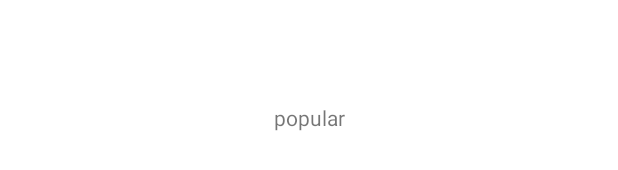
After one commit to TurKurT656/Filmasyon, an Android app: the layout popular_tv_show_fragment.xml on its own in the app's theme, with its tools: preview values and no code run, on a phone screen of 412 x 824 dp. The commit adds this screen. Shown: the part 501-671 px from the top of the screen. Run offline under Robolectric (Android 15) with nearby library versions, the phone set to English and light mode, and no system bars.

Commit message:
created tvshow feature and added navigation to popular list page

```diff
--- a/app/build.gradle
+++ b/app/build.gradle
@@ -54,5 +54,6 @@ dependencies {
     implementation project(CommonModules.core)
 
     implementation project(FeatureModules.splash)
+    implementation project(FeatureModules.tvShow)
 
 }
--- a/app/src/main/java/com/turkurt656/filmasyon/KoinModules.kt
+++ b/app/src/main/java/com/turkurt656/filmasyon/KoinModules.kt
@@ -6,6 +6,7 @@ import com.turkurt656.data.local.di.dataStoreModule
 import com.turkurt656.data.remote.di.apiModule
 import com.turkurt656.data.remote.di.networkModule
 import com.turkurt656.feature.splash.di.splashFeatureModule
+import com.turkurt656.feature.tvshow.di.tVShowFeatureModule
 import com.turkurt656.library.core.di.GlobalQualifiers.IS_DEBUG
 import com.turkurt656.library.imageloader.di.imageLoaderModule
 import org.koin.dsl.module
@@ -25,4 +26,5 @@ val koinModules = listOf(
     repositoryModule,
     useCaseModule,
     splashFeatureModule,
+    tVShowFeatureModule,
 )
--- a/buildSrc/src/main/java/com/turkurt656/buildsrc/modules/FeatureModules.kt
+++ b/buildSrc/src/main/java/com/turkurt656/buildsrc/modules/FeatureModules.kt
@@ -6,9 +6,11 @@ object FeatureModules {
         const val feature = "feature"
 
         const val splash = "splash"
+        const val tvShow = "tvshow"
 
     }
 
     val splash = module(Paths.feature, Paths.splash)
+    val tvShow = module(Paths.feature, Paths.tvShow)
 
 }
--- /dev/null
+++ b/feature/tvshow/build.gradle
@@ -0,0 +1,3 @@
+import com.turkurt656.buildsrc.gradles.CommonGradles
+
+apply from: "$rootDir$CommonGradles.feature"
--- /dev/null
+++ b/feature/tvshow/src/main/AndroidManifest.xml
@@ -0,0 +1,4 @@
+<?xml version="1.0" encoding="utf-8"?>
+<manifest package="com.turkurt656.feature.tvshow">
+
+</manifest>
--- /dev/null
+++ b/feature/tvshow/src/main/java/com/turkurt656/feature/tvshow/ui/popular/PopularTVShowViewModel.kt
@@ -0,0 +1,6 @@
+package com.turkurt656.feature.tvshow.ui.popular
+
+import com.turkurt656.common.core.base.BaseViewModel
+
+class PopularTVShowViewModel: BaseViewModel() {
+}
--- /dev/null
+++ b/feature/tvshow/src/main/res/layout/popular_tv_show_fragment.xml
@@ -0,0 +1,27 @@
+<?xml version="1.0" encoding="utf-8"?>
+<layout xmlns:android="http://schemas.android.com/apk/res/android"
+    xmlns:app="http://schemas.android.com/apk/res-auto">
+
+    <data>
+
+        <variable
+            name="vm"
+            type="com.turkurt656.feature.tvshow.ui.popular.PopularTVShowViewModel" />
+    </data>
+
+    <androidx.constraintlayout.widget.ConstraintLayout
+        android:layout_width="match_parent"
+        android:layout_height="match_parent">
+
+        <TextView
+            android:id="@+id/textView"
+            android:layout_width="wrap_content"
+            android:layout_height="wrap_content"
+            android:text="popular"
+            app:layout_constraintBottom_toBottomOf="parent"
+            app:layout_constraintEnd_toEndOf="parent"
+            app:layout_constraintStart_toStartOf="parent"
+            app:layout_constraintTop_toTopOf="parent" />
+
+    </androidx.constraintlayout.widget.ConstraintLayout>
+</layout>
--- a/library/navigation/src/main/res/navigation/app_navigation.xml
+++ b/library/navigation/src/main/res/navigation/app_navigation.xml
@@ -5,5 +5,6 @@
     android:id="@id/app_navigation">
 
     <include app:graph="@navigation/splash_navigation" />
+    <include app:graph="@navigation/tv_show_navigation" />
 
 </navigation>
--- a/library/navigation/src/main/res/values/navigation_ids.xml
+++ b/library/navigation/src/main/res/values/navigation_ids.xml
@@ -2,6 +2,8 @@
 <resources>
     <item name="app_navigation" type="id" />
     <item name="splash_navigation" type="id" />
+    <item name="tv_show_navigation" type="id" />
 
     <item name="splash_fragment" type="id" />
+    <item name="popular_tv_show_fragment" type="id" />
 </resources>
--- a/settings.gradle
+++ b/settings.gradle
@@ -2,7 +2,7 @@ include ':library:core', ':library:lifecycle', ':library:designsystem', ':librar
         ':library:navigation', ':library:imageloader'
 include ':data:domain', ':data:domainimpl', ':data:local', ':data:remote'
 include ':common:core'
-include ':feature:splash'
+include ':feature:splash', ':feature:tvshow'
 include ':app'
 
 rootProject.name = "Filmasyon"
```
Also changed, not shown: feature/splash/src/main/java/com/turkurt656/feature/splash/ui/SplashViewModel.kt (+15 -1 lines), feature/tvshow/src/main/java/com/turkurt656/feature/tvshow/di/TVShowFeatureModule.kt (added, +11 -0 lines), feature/tvshow/src/main/java/com/turkurt656/feature/tvshow/ui/popular/PopularTVShowFragment.kt (added, +17 -0 lines), library/navigation/src/main/java/com/turkurt656/library/navigation/command/NavigationFlow.kt (+5 -5 lines), library/navigation/src/main/res/navigation/splash_navigation.xml (+9 -1 lines), library/navigation/src/main/res/navigation/tv_show_navigation.xml (added, +11 -0 lines).
